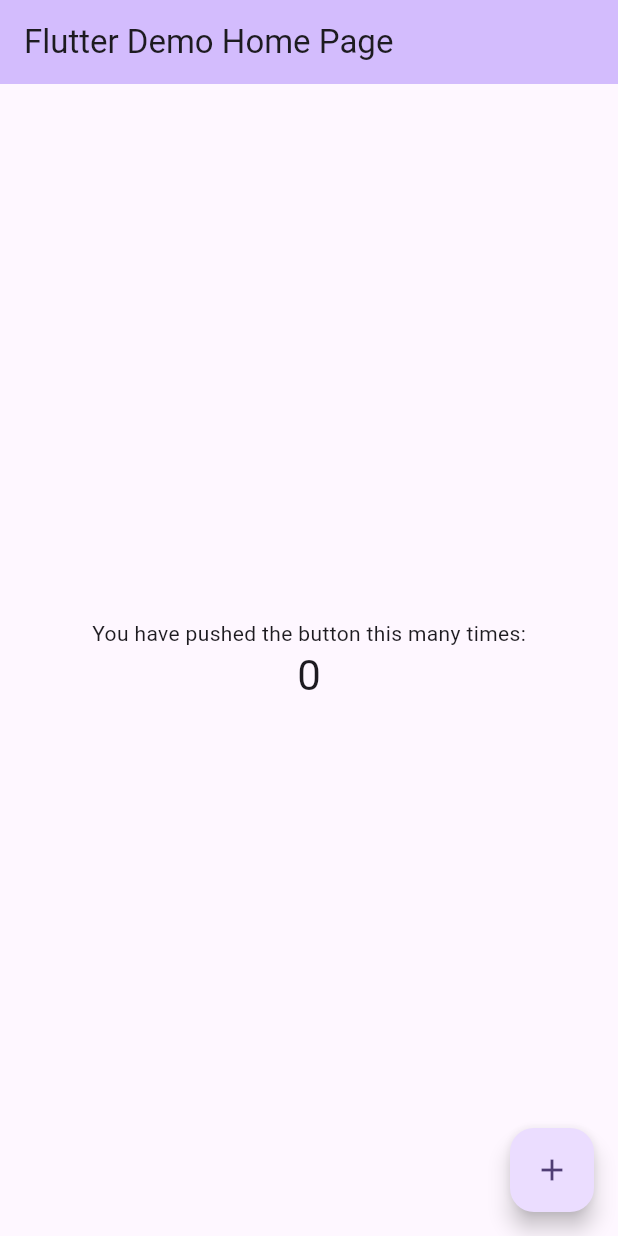
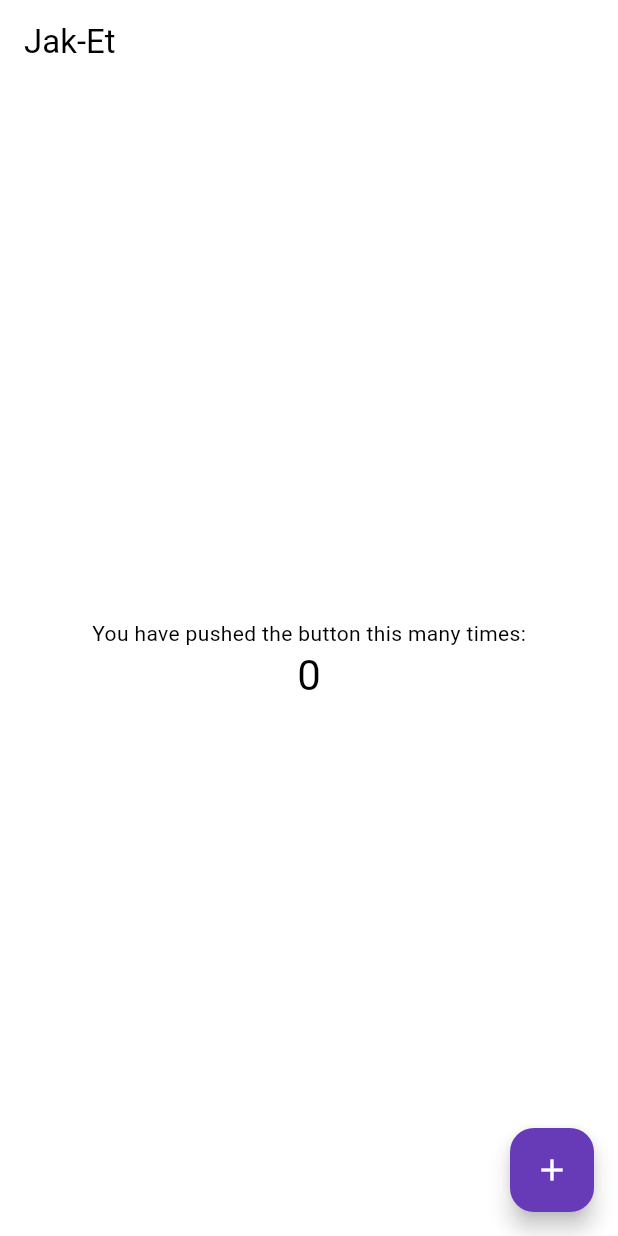
Before and after one commit to JakEt-JakartaGadget/JakEt-mobile, a Flutter app: the screen it shows after launch, on a phone screen of 412 x 824 dp. Run offline on Flutter 3.47's test engine with Material 3 defaults, Android fonts, the phone set to English and light mode, and no system bars; our stand-ins replace cached_network_image, flutter_svg; missing offline and left inert: pbp_django_auth.

```diff
--- a/lib/main.dart
+++ b/lib/main.dart
@@ -1,4 +1,7 @@
 import 'package:flutter/material.dart';
+import 'package:jaket_mobile/presentation/homepage/homepage.dart';
+import 'package:pbp_django_auth/pbp_django_auth.dart';
+import 'package:provider/provider.dart';
 
 void main() {
   runApp(const MyApp());
@@ -7,62 +10,22 @@ void main() {
 class MyApp extends StatelessWidget {
   const MyApp({super.key});
 
-  // This widget is the root of your application.
   @override
   Widget build(BuildContext context) {
-    return MaterialApp(
-      title: 'Flutter Demo',
-      theme: ThemeData(
-        colorScheme: ColorScheme.fromSeed(seedColor: Colors.deepPurple),
-        useMaterial3: true,
-      ),
-      home: const MyHomePage(title: 'Flutter Demo Home Page'),
-    );
-  }
-}
-
-class MyHomePage extends StatefulWidget {
-  const MyHomePage({super.key, required this.title});
-  final String title;
-
-  @override
-  State<MyHomePage> createState() => _MyHomePageState();
-}
-
-class _MyHomePageState extends State<MyHomePage> {
-  int _counter = 0;
-
-  void _incrementCounter() {
-    setState(() {
-      _counter++;
-    });
-  }
-
-  @override
-  Widget build(BuildContext context) {
-    return Scaffold(
-      appBar: AppBar(
-        backgroundColor: Theme.of(context).colorScheme.inversePrimary,
-        title: Text(widget.title),
-      ),
-      body: Center(
-        child: Column(
-          mainAxisAlignment: MainAxisAlignment.center,
-          children: <Widget>[
-            const Text(
-              'You have pushed the button this many times:',
-            ),
-            Text(
-              '$_counter',
-              style: Theme.of(context).textTheme.headlineMedium,
-            ),
-          ],
+    return Provider(
+      create: (_) {
+        CookieRequest request = CookieRequest();
+        return request;
+      },
+      child: MaterialApp(
+        title: 'Ayo Belanja',
+        theme: ThemeData(
+          useMaterial3: true,
+          colorScheme: ColorScheme.fromSwatch(
+            primarySwatch: Colors.deepPurple,
+          ).copyWith(secondary: Colors.deepPurple[400]),
         ),
-      ),
-      floatingActionButton: FloatingActionButton(
-        onPressed: _incrementCounter,
-        tooltip: 'Increment',
-        child: const Icon(Icons.add),
+        home: const MyHomePage(title: "Jak-Et",),
       ),
     );
   }
--- a/lib/presentation/homepage/homepage.dart
+++ b/lib/presentation/homepage/homepage.dart
@@ -0,0 +1,49 @@
+import 'package:flutter/material.dart';
+
+
+class MyHomePage extends StatefulWidget {
+  const MyHomePage({super.key, required this.title});
+  final String title;
+
+  @override
+  State<MyHomePage> createState() => _MyHomePageState();
+}
+
+class _MyHomePageState extends State<MyHomePage> {
+  int _counter = 0;
+
+  void _incrementCounter() {
+    setState(() {
+      _counter++;
+    });
+  }
+
+  @override
+  Widget build(BuildContext context) {
+    return Scaffold(
+      appBar: AppBar(
+        backgroundColor: Theme.of(context).colorScheme.inversePrimary,
+        title: Text(widget.title),
+      ),
+      body: Center(
+        child: Column(
+          mainAxisAlignment: MainAxisAlignment.center,
+          children: <Widget>[
+            const Text(
+              'You have pushed the button this many times:',
+            ),
+            Text(
+              '$_counter',
+              style: Theme.of(context).textTheme.headlineMedium,
+            ),
+          ],
+        ),
+      ),
+      floatingActionButton: FloatingActionButton(
+        onPressed: _incrementCounter,
+        tooltip: 'Increment',
+        child: const Icon(Icons.add),
+      ),
+    );
+  }
+}
--- a/pubspec.yaml
+++ b/pubspec.yaml
@@ -34,6 +34,9 @@ dependencies:
     sdk: flutter
   flutter_svg: ^2.0.16
   get_it: ^8.0.2
+  provider: ^6.1.2
+  pbp_django_auth: ^0.4.0
+  http: ^1.2.2
 
 dev_dependencies:
   flutter_lints: ^4.0.0
```
Also changed, not shown: assets/fonts/PoppinsMedium.ttf (renamed from assets/font/PoppinsMedium.ttf), assets/fonts/PoppinsRegular.ttf (renamed from assets/font/PoppinsRegular.ttf), assets/fonts/PoppinsSemiBold.ttf (renamed from assets/font/PoppinsSemiBold.ttf), pubspec.lock, 2 other files.
